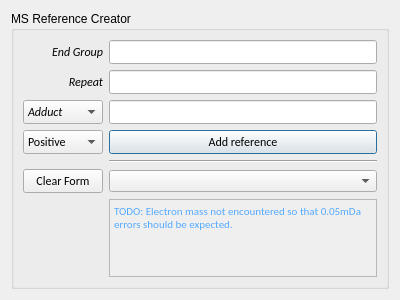
The window that src/libs/adwidgets/msreferencedialog.ui (qtplatz/qtplatz) describes before a commit, drawn with Qt 5.
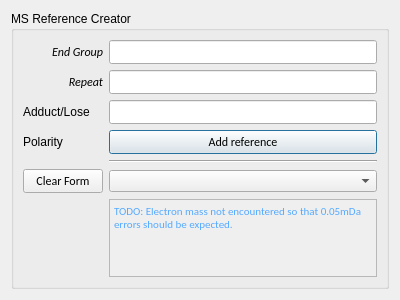
The same window after the commit.

Commit message: Remove unused ui from MSReferenceDialog

Patch:
```diff
--- a/src/libs/adwidgets/msreferencedialog.ui
+++ b/src/libs/adwidgets/msreferencedialog.ui
@@ -50,26 +50,6 @@
             </property>
            </widget>
           </item>
-          <item row="2" column="0">
-           <widget class="QComboBox" name="comboBox">
-            <property name="font">
-             <font>
-              <family>Calibri</family>
-              <italic>true</italic>
-             </font>
-            </property>
-            <item>
-             <property name="text">
-              <string>Adduct</string>
-             </property>
-            </item>
-            <item>
-             <property name="text">
-              <string>Lose</string>
-             </property>
-            </item>
-           </widget>
-          </item>
           <item row="1" column="0">
            <widget class="QLabel" name="label_11">
             <property name="sizePolicy">
@@ -217,23 +197,18 @@
             </property>
            </widget>
           </item>
+          <item row="2" column="0">
+           <widget class="QLabel" name="label">
+            <property name="text">
+             <string>Adduct/Lose</string>
+            </property>
+           </widget>
+          </item>
           <item row="4" column="0">
-           <widget class="QComboBox" name="comboBox_2">
-            <property name="font">
-             <font>
-              <family>Calibri</family>
-             </font>
+           <widget class="QLabel" name="label_2">
+            <property name="text">
+             <string>Polarity</string>
             </property>
-            <item>
-             <property name="text">
-              <string>Positive</string>
-             </property>
-            </item>
-            <item>
-             <property name="text">
-              <string>Negative</string>
-             </property>
-            </item>
            </widget>
           </item>
          </layout>
```
The commit also changes 1 other file.
